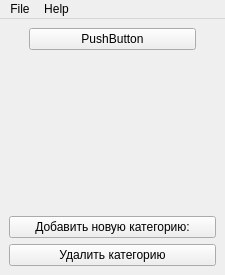
First picture: the form in designer/main_v1.ui, repository ThNikGhost/VPCLD-GUI, before the edit.
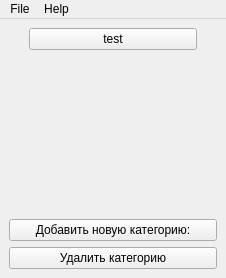
Second picture: the form after the edit.

```diff
--- a/designer/main_v1.ui
+++ b/designer/main_v1.ui
@@ -6,8 +6,8 @@
    <rect>
     <x>0</x>
     <y>0</y>
-    <width>225</width>
-    <height>275</height>
+    <width>226</width>
+    <height>278</height>
    </rect>
   </property>
   <property name="sizePolicy">
@@ -50,7 +50,7 @@
       <item>
        <widget class="QPushButton" name="pushButton_3">
         <property name="text">
-         <string>PushButton</string>
+         <string>test</string>
         </property>
        </widget>
       </item>
@@ -90,7 +90,7 @@
     <rect>
      <x>0</x>
      <y>0</y>
-     <width>225</width>
+     <width>226</width>
      <height>22</height>
     </rect>
    </property>
```
Left out of the diff: 2 changed lines with no effect on the pictures.
